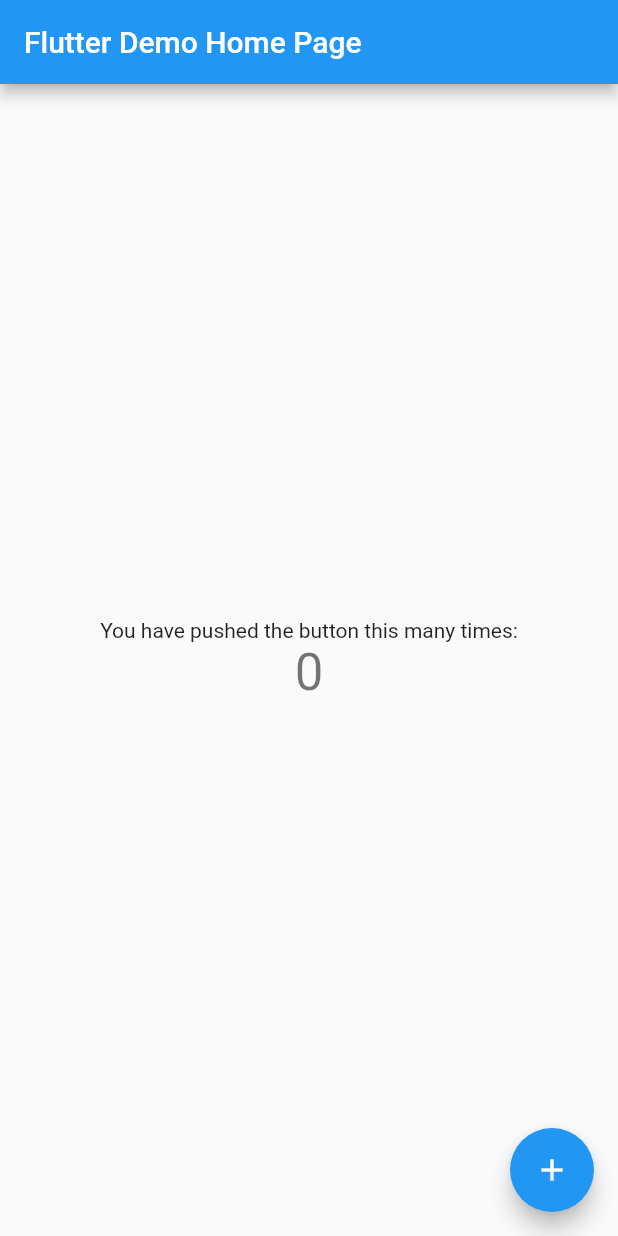
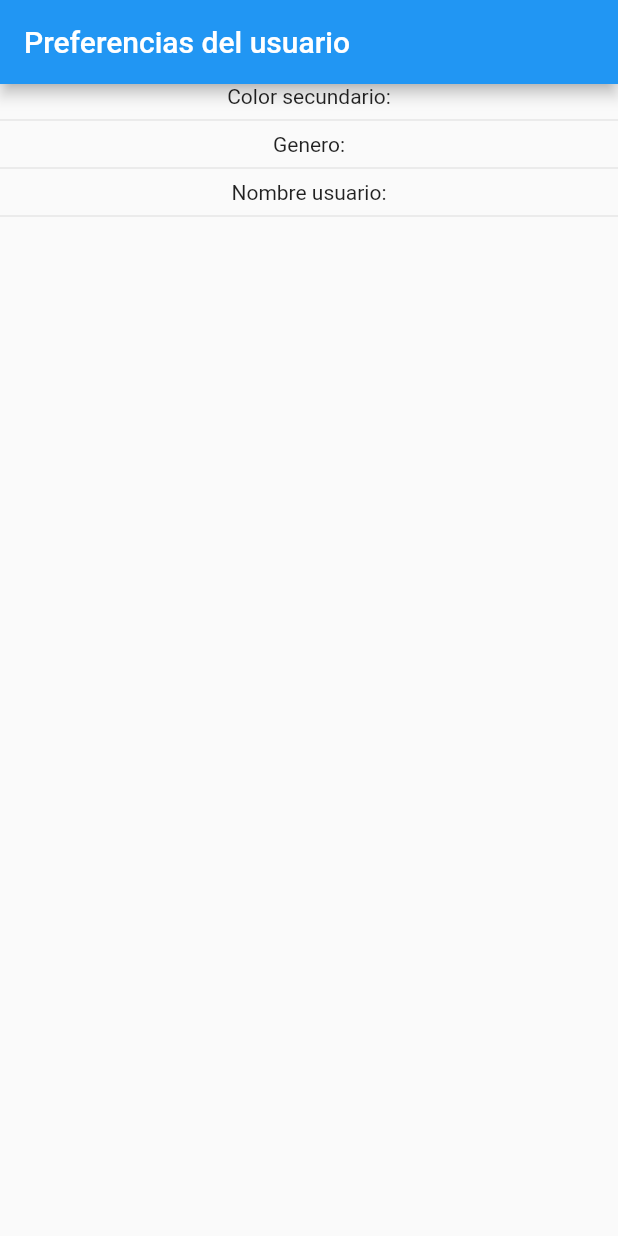
Before and after one commit to agustinmacia/preferencias_usuario_app, a Flutter app: the screen it shows after launch, on a phone screen of 412 x 824 dp. Run offline on Flutter 3.47's test engine with Material 2 defaults, Android fonts, the phone set to English and light mode, and no system bars.

Commit message:
HomePage & SettingsPage

```diff
--- a/lib/main.dart
+++ b/lib/main.dart
@@ -1,117 +1,20 @@
 import 'package:flutter/material.dart';
+import 'package:preferencias_usuario_app/src/pages/home_page.dart';
+import 'package:preferencias_usuario_app/src/pages/settings_page.dart';
 
-void main() {
-  runApp(MyApp());
-}
+void main() => runApp(MyApp());
 
 class MyApp extends StatelessWidget {
-  // This widget is the root of your application.
+
   @override
   Widget build(BuildContext context) {
     return MaterialApp(
-      title: 'Flutter Demo',
-      theme: ThemeData(
-        // This is the theme of your application.
-        //
-        // Try running your application with "flutter run". You'll see the
-        // application has a blue toolbar. Then, without quitting the app, try
-        // changing the primarySwatch below to Colors.green and then invoke
-        // "hot reload" (press "r" in the console where you ran "flutter run",
-        // or simply save your changes to "hot reload" in a Flutter IDE).
-        // Notice that the counter didn't reset back to zero; the application
-        // is not restarted.
-        primarySwatch: Colors.blue,
-        // This makes the visual density adapt to the platform that you run
-        // the app on. For desktop platforms, the controls will be smaller and
-        // closer together (more dense) than on mobile platforms.
-        visualDensity: VisualDensity.adaptivePlatformDensity,
-      ),
-      home: MyHomePage(title: 'Flutter Demo Home Page'),
+      title: 'Preferencias',
+      initialRoute: HomePage.routeName,
+      routes: {
+        HomePage.routeName : (BuildContext context) => HomePage(),
+        SettingsPage.routeName : (BuildContext context) => SettingsPage(),
+      }
     );
   }
 }
-
-class MyHomePage extends StatefulWidget {
-  MyHomePage({Key key, this.title}) : super(key: key);
-
-  // This widget is the home page of your application. It is stateful, meaning
-  // that it has a State object (defined below) that contains fields that affect
-  // how it looks.
-
-  // This class is the configuration for the state. It holds the values (in this
-  // case the title) provided by the parent (in this case the App widget) and
-  // used by the build method of the State. Fields in a Widget subclass are
-  // always marked "final".
-
-  final String title;
-
-  @override
-  _MyHomePageState createState() => _MyHomePageState();
-}
-
-class _MyHomePageState extends State<MyHomePage> {
-  int _counter = 0;
-
-  void _incrementCounter() {
-    setState(() {
-      // This call to setState tells the Flutter framework that something has
-      // changed in this State, which causes it to rerun the build method below
-      // so that the display can reflect the updated values. If we changed
-      // _counter without calling setState(), then the build method would not be
-      // called again, and so nothing would appear to happen.
-      _counter++;
-    });
-  }
-
-  @override
-  Widget build(BuildContext context) {
-    // This method is rerun every time setState is called, for instance as done
-    // by the _incrementCounter method above.
-    //
-    // The Flutter framework has been optimized to make rerunning build methods
-    // fast, so that you can just rebuild anything that needs updating rather
-    // than having to individually change instances of widgets.
-    return Scaffold(
-      appBar: AppBar(
-        // Here we take the value from the MyHomePage object that was created by
-        // the App.build method, and use it to set our appbar title.
-        title: Text(widget.title),
-      ),
-      body: Center(
-        // Center is a layout widget. It takes a single child and positions it
-        // in the middle of the parent.
-        child: Column(
-          // Column is also a layout widget. It takes a list of children and
-          // arranges them vertically. By default, it sizes itself to fit its
-          // children horizontally, and tries to be as tall as its parent.
-          //
-          // Invoke "debug painting" (press "p" in the console, choose the
-          // "Toggle Debug Paint" action from the Flutter Inspector in Android
-          // Studio, or the "Toggle Debug Paint" command in Visual Studio Code)
-          // to see the wireframe for each widget.
-          //
-          // Column has various properties to control how it sizes itself and
-          // how it positions its children. Here we use mainAxisAlignment to
-          // center the children vertically; the main axis here is the vertical
-          // axis because Columns are vertical (the cross axis would be
-          // horizontal).
-          mainAxisAlignment: MainAxisAlignment.center,
-          children: <Widget>[
-            Text(
-              'You have pushed the button this many times:',
-            ),
-            Text(
-              '$_counter',
-              style: Theme.of(context).textTheme.headline4,
-            ),
-          ],
-        ),
-      ),
-      floatingActionButton: FloatingActionButton(
-        onPressed: _incrementCounter,
-        tooltip: 'Increment',
-        child: Icon(Icons.add),
-      ), // This trailing comma makes auto-formatting nicer for build methods.
-    );
-  }
-}
--- /dev/null
+++ b/lib/src/pages/home_page.dart
@@ -0,0 +1,25 @@
+import 'package:flutter/material.dart';
+
+class HomePage extends StatelessWidget {
+
+  static final String routeName = 'home';
+
+  @override
+  Widget build(BuildContext context) {
+    return Scaffold(
+      appBar: AppBar(
+        title: Text('Preferencias del usuario'),
+      ),
+      body: Column(
+        children: <Widget>[
+          Text('Color secundario:'),
+          Divider(),
+          Text('Genero:'),
+          Divider(),
+          Text('Nombre usuario:'),
+          Divider(),
+        ],
+      ),
+    );
+  }
+}
```
Also changed, not shown: lib/src/pages/settings_page.dart (added, +18 -0 lines), 1 other file.
